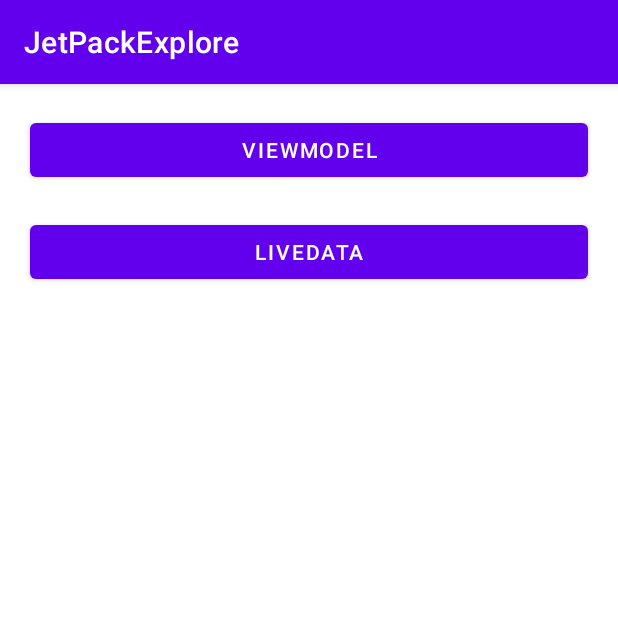
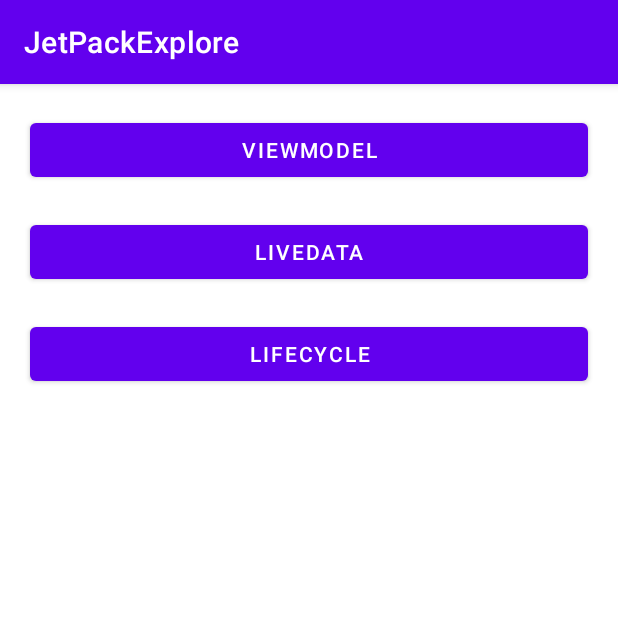
Before and after one commit to zhongyao/JetPackExplore, an Android app: the screen it shows after launch (MainActivity), on a phone screen of 412 x 824 dp, the top half of it. Run offline under Robolectric (Android 15) with nearby library versions, the phone set to English and light mode, and no system bars.

Commit message:
jatpack lifecycle应用

```diff
--- a/app/build.gradle
+++ b/app/build.gradle
@@ -27,6 +27,9 @@ android {
         sourceCompatibility JavaVersion.VERSION_1_8
         targetCompatibility JavaVersion.VERSION_1_8
     }
+    dataBinding {
+        enabled = true
+    }
 }
 
 dependencies {
--- a/app/src/main/AndroidManifest.xml
+++ b/app/src/main/AndroidManifest.xml
@@ -9,9 +9,11 @@
         android:roundIcon="@mipmap/ic_launcher_round"
         android:supportsRtl="true"
         android:theme="@style/Theme.JetPackExplore">
+        <activity android:name=".lifecycles.LifeCycleActivity"/>
         <activity android:name=".MainActivity">
             <intent-filter>
                 <action android:name="android.intent.action.MAIN" />
+
                 <category android:name="android.intent.category.LAUNCHER" />
             </intent-filter>
         </activity>
--- a/app/src/main/java/com/hongri/jetpack/MainActivity.kt
+++ b/app/src/main/java/com/hongri/jetpack/MainActivity.kt
@@ -4,21 +4,29 @@ import android.content.Intent
 import android.os.Bundle
 import android.widget.Button
 import androidx.appcompat.app.AppCompatActivity
+import com.hongri.jetpack.lifecycles.LifeCycleActivity
 import com.hongri.jetpack.viewmodel_livedata.CounterActivity
 
 class MainActivity : AppCompatActivity() {
     private lateinit var viewModelBtn: Button
     private lateinit var liveDataBtn: Button
+    private lateinit var lifeCycleBtn: Button
     override fun onCreate(savedInstanceState: Bundle?) {
         super.onCreate(savedInstanceState)
         setContentView(R.layout.activity_main)
 
         viewModelBtn = findViewById(R.id.viewModelBtn)
         liveDataBtn = findViewById(R.id.liveDataBtn)
+        lifeCycleBtn = findViewById(R.id.lifeCycleBtn)
 
         viewModelBtn.setOnClickListener {
             var intent = Intent(this, CounterActivity::class.java)
             startActivity(intent)
         }
+
+        lifeCycleBtn.setOnClickListener {
+            var intent = Intent(this, LifeCycleActivity::class.java)
+            startActivity(intent)
+        }
     }
 }
--- a/app/src/main/res/layout/activity_main.xml
+++ b/app/src/main/res/layout/activity_main.xml
@@ -26,5 +26,15 @@
         app:layout_constraintRight_toRightOf="parent"
         app:layout_constraintTop_toBottomOf="@id/viewModelBtn" />
 
+    <Button
+        android:id="@+id/lifeCycleBtn"
+        android:layout_width="match_parent"
+        android:layout_height="wrap_content"
+        android:layout_margin="20dp"
+        android:text="lifeCycle"
+        app:layout_constraintLeft_toLeftOf="parent"
+        app:layout_constraintRight_toRightOf="parent"
+        app:layout_constraintTop_toBottomOf="@id/liveDataBtn" />
+
 
 </androidx.constraintlayout.widget.ConstraintLayout>
```
Also changed, not shown: app/src/main/java/com/hongri/jetpack/lifecycles/LifeCycleActivity.kt (added, +25 -0 lines), app/src/main/java/com/hongri/jetpack/lifecycles/MyObserver.kt (added, +27 -0 lines), app/src/main/res/layout/activity_life_cycle.xml (added, +19 -0 lines).
